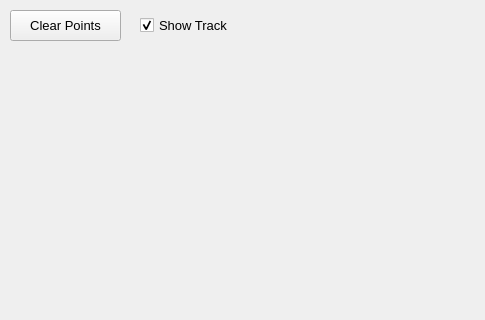
sayitfast/MountWizzard3, file mountwizzard/gui/coordinate_dialog_ui.ui: the form before one commit; both pictures show x 0 to 485 and y 0 to 320 of the 791 by 639 pixel window.
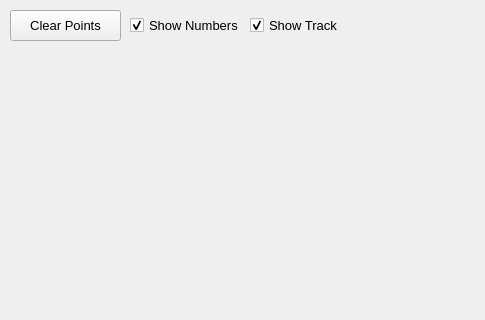
The form after the commit.

The edit to the form file:
```diff
--- a/mountwizzard/gui/coordinate_dialog_ui.ui
+++ b/mountwizzard/gui/coordinate_dialog_ui.ui
@@ -21,9 +21,9 @@
   <widget class="QCheckBox" name="checkRunTrackingWidget">
    <property name="geometry">
     <rect>
-     <x>140</x>
+     <x>250</x>
      <y>10</y>
-     <width>101</width>
+     <width>111</width>
      <height>31</height>
     </rect>
    </property>
@@ -85,6 +85,33 @@
     <string>Clear Points</string>
    </property>
   </widget>
+  <widget class="QCheckBox" name="checkShowNumbers">
+   <property name="geometry">
+    <rect>
+     <x>130</x>
+     <y>10</y>
+     <width>111</width>
+     <height>31</height>
+    </rect>
+   </property>
+   <property name="font">
+    <font>
+     <pointsize>10</pointsize>
+    </font>
+   </property>
+   <property name="toolTip">
+    <string>&lt;html&gt;&lt;head/&gt;&lt;body&gt;&lt;p&gt;Checked if you would like to see the tracking line and flip time in the window&lt;/p&gt;&lt;/body&gt;&lt;/html&gt;</string>
+   </property>
+   <property name="layoutDirection">
+    <enum>Qt::LeftToRight</enum>
+   </property>
+   <property name="text">
+    <string>Show Numbers</string>
+   </property>
+   <property name="checked">
+    <bool>true</bool>
+   </property>
+  </widget>
   <zorder>hemisphere</zorder>
   <zorder>checkRunTrackingWidget</zorder>
   <zorder>btn_deletePoints</zorder>
```
Left out of the diff: 1 changed line with no effect on the pictures.
